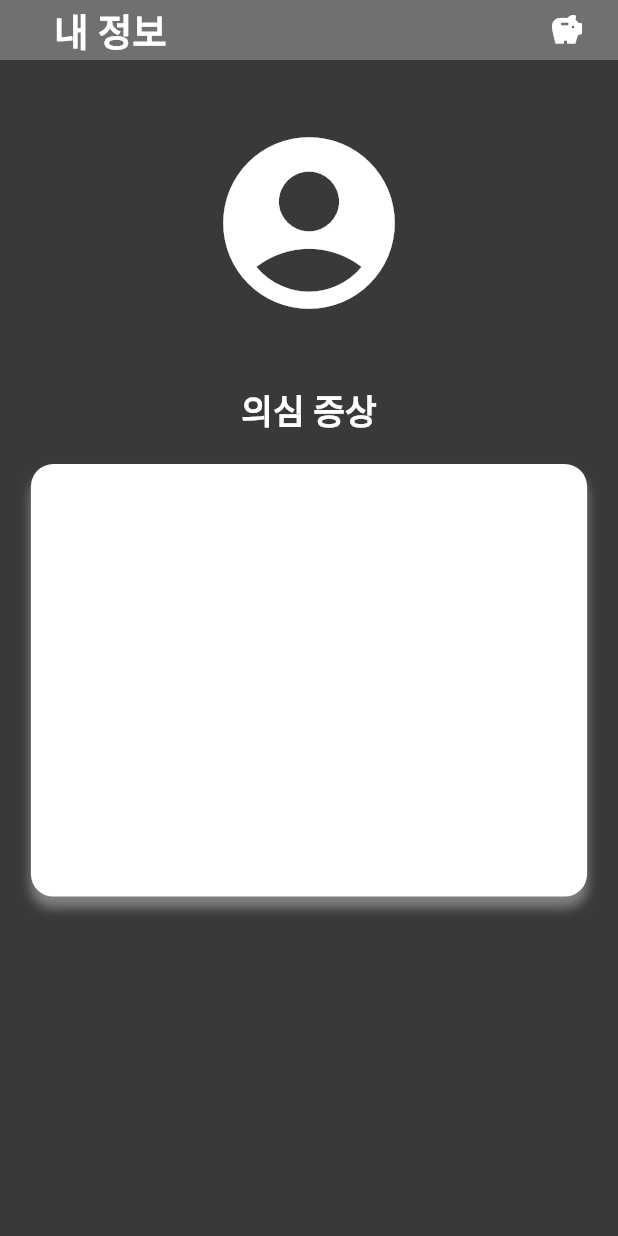
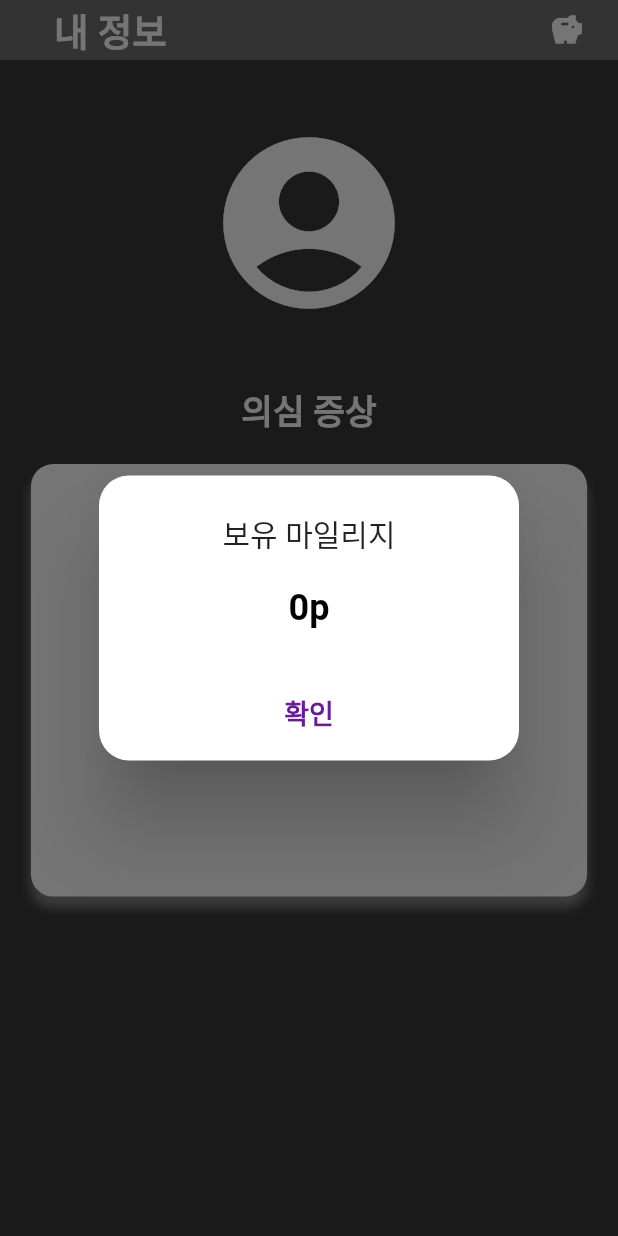
Before and after one commit to akdlcnd0994/flutterDEBG, a Flutter app: the MyInfoScreen screen opened directly, after a tap on the "savings" icon, on a phone screen of 412 x 824 dp. Run offline on Flutter 3.47's test engine with Material 2 defaults, Android fonts, the phone set to English and light mode, and no system bars; our stand-ins replace cloud_firestore, firebase_auth, firebase_core, flutter_blue_plus, image_picker and 2 more; missing offline and left inert: dart:ffi, flutter_bluetooth_serial_ble; accounts and stored records are empty; network calls fail.

Commit message:
마일리지 추가

```diff
--- a/lib/screens/my_info_screen.dart
+++ b/lib/screens/my_info_screen.dart
@@ -23,10 +23,16 @@ class _MyInfoScreenState extends State<MyInfoScreen> {
   List<String> result = [];
   bool check = true;
   String nickname = '';
+  late int point = 0;
   final _firestore = FirebaseFirestore.instance;
   late final userInfo = <String, dynamic>{
     "nickname": nickname,
   };
+
+  late final userPoint = <String, dynamic>{
+    "point": point,
+  };
+
   @override
   void initState() {
     getCurrentUser();
@@ -46,12 +52,16 @@ class _MyInfoScreenState extends State<MyInfoScreen> {
         loggedInUser = user;
         isLogin = true;
         email = loggedInUser.email!;
-
         _firestore
             .collection("userinfo")
             .doc(loggedInUser.email)
             .get()
             .then((value) => userInfo["nickname"] = value.data()?["nickname"]);
+        _firestore
+            .collection("mileages")
+            .doc(loggedInUser.email)
+            .get()
+            .then((value) => userPoint["point"] = value.data()?["point"]);
       } else {
         isLogin = false;
       }
@@ -93,7 +103,64 @@ class _MyInfoScreenState extends State<MyInfoScreen> {
                       Icons.savings,
                       color: Colors.white,
                     ),
-                    onPressed: () {},
+                    onPressed: () {
+                      showDialog(
+                        context: context,
+                        //barrierDismissible - Dialog를 제외한 다른 화면 터치 x
+                        barrierDismissible: false,
+                        builder: (BuildContext context) {
+                          return AlertDialog(
+                            // RoundedRectangleBorder - Dialog 화면 모서리 둥글게 조절
+                            shape: RoundedRectangleBorder(
+                                borderRadius: BorderRadius.circular(20.0)),
+                            //Dialog Main Title
+                            title: const Column(
+                              children: <Widget>[
+                                Text(
+                                  "보유 마일리지",
+                                  style: TextStyle(
+                                      fontSize: 20,
+                                      fontWeight: FontWeight.w500),
+                                ),
+                              ],
+                            ),
+                            //
+                            content: Column(
+                              mainAxisSize: MainAxisSize.min,
+                              crossAxisAlignment: CrossAxisAlignment.center,
+                              children: <Widget>[
+                                Text(
+                                  '${userPoint["point"]}p',
+                                  style: const TextStyle(
+                                      fontSize: 24,
+                                      fontWeight: FontWeight.w600),
+                                ),
+                              ],
+                            ),
+                            actions: <Widget>[
+                              Row(
+                                mainAxisAlignment:
+                                    MainAxisAlignment.spaceEvenly,
+                                children: [
+                                  TextButton(
+                                    child: Text(
+                                      "확인",
+                                      style: TextStyle(
+                                          fontSize: 18,
+                                          color: Colors.purple[800],
+                                          fontWeight: FontWeight.w600),
+                                    ),
+                                    onPressed: () {
+                                      Navigator.pop(context);
+                                    },
+                                  ),
+                                ],
+                              )
+                            ],
+                          );
+                        },
+                      );
+                    },
                   ),
                 ],
               ),
```
